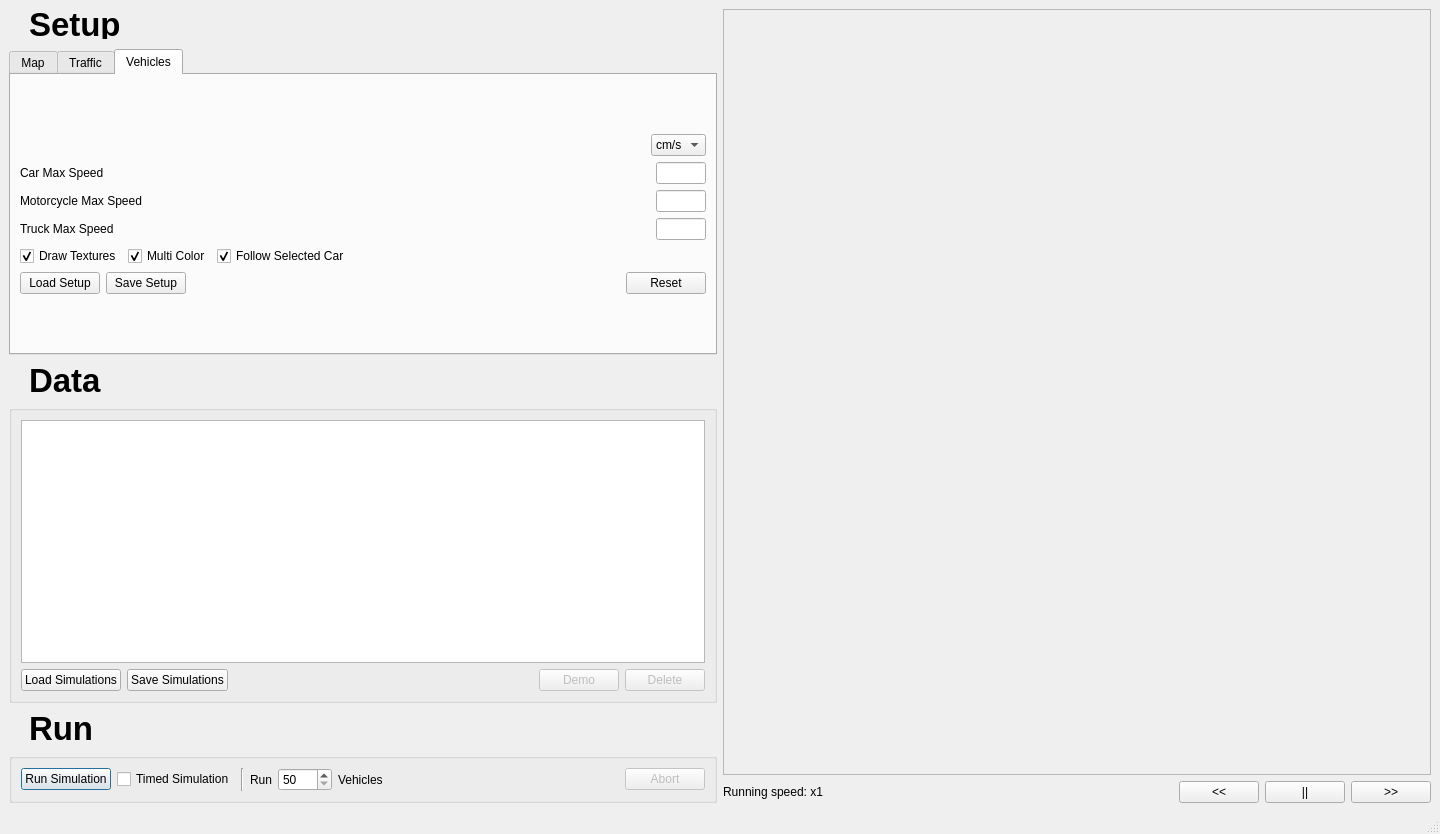
Above: src/UI/mainwindow.ui from samuelarbibe/ai-tms before the change. Below: the same form after it.
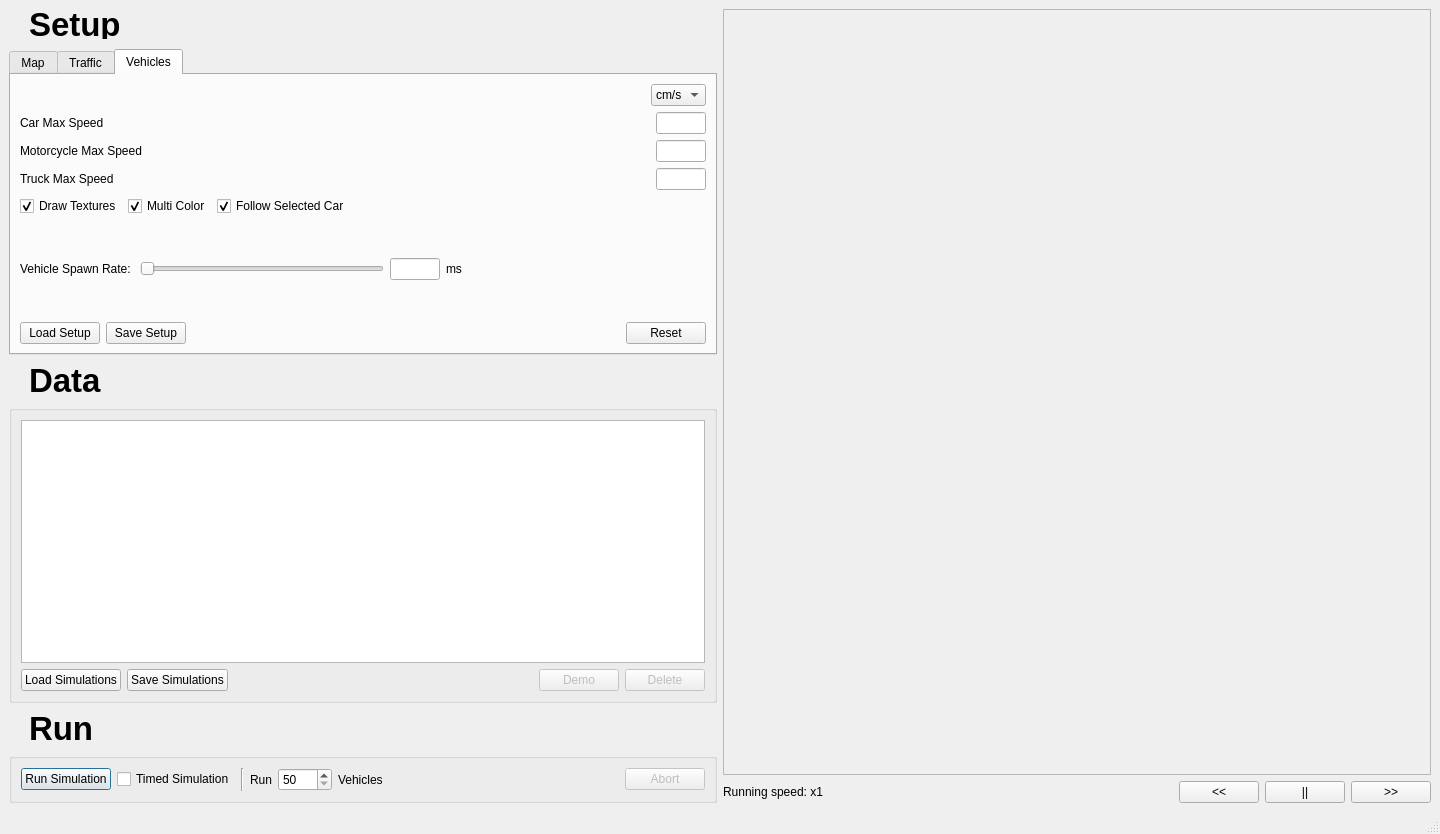
That is the form after the change. The open tabs and pages were chosen to show the change.

Commit message: Vehicle Spawn rate added

```diff
--- a/src/UI/mainwindow.ui
+++ b/src/UI/mainwindow.ui
@@ -87,7 +87,7 @@
            </size>
           </property>
           <property name="currentIndex">
-           <number>0</number>
+           <number>2</number>
           </property>
           <widget class="QWidget" name="MapTab">
            <attribute name="title">
@@ -1282,8 +1282,6 @@
            <attribute name="title">
             <string>Vehicles</string>
            </attribute>
-           <layout class="QGridLayout" name="gridLayout_6">
-            <item row="0" column="0">
              <layout class="QVBoxLayout" name="verticalLayout_3">
               <item>
                <layout class="QHBoxLayout" name="horizontalLayout_17">
@@ -1520,6 +1518,66 @@
                 </item>
                </layout>
               </item>
+            <item>
+             <layout class="QHBoxLayout" name="horizontalLayout_6">
+              <item>
+               <widget class="QLabel" name="label_15">
+                <property name="text">
+                 <string>Vehicle Spawn Rate: </string>
+                </property>
+               </widget>
+              </item>
+              <item>
+               <widget class="QSlider" name="VehicleSpawnRateSlider">
+                <property name="singleStep">
+                 <number>10</number>
+                </property>
+                <property name="orientation">
+                 <enum>Qt::Horizontal</enum>
+                </property>
+               </widget>
+              </item>
+              <item>
+               <widget class="QLineEdit" name="VehicleSpawnRateTextBox">
+                <property name="sizePolicy">
+                 <sizepolicy hsizetype="Fixed" vsizetype="Fixed">
+                  <horstretch>0</horstretch>
+                  <verstretch>0</verstretch>
+                 </sizepolicy>
+                </property>
+                <property name="maximumSize">
+                 <size>
+                  <width>50</width>
+                  <height>16777215</height>
+                 </size>
+                </property>
+                <property name="whatsThis">
+                 <string>Adjust max speed for cars</string>
+                </property>
+               </widget>
+              </item>
+              <item>
+               <widget class="QLabel" name="label_16">
+                <property name="text">
+                 <string>ms</string>
+                </property>
+               </widget>
+              </item>
+              <item>
+               <spacer name="horizontalSpacer_20">
+                <property name="orientation">
+                 <enum>Qt::Horizontal</enum>
+                </property>
+                <property name="sizeHint" stdset="0">
+                 <size>
+                  <width>40</width>
+                  <height>20</height>
+                 </size>
+                </property>
+               </spacer>
+              </item>
+             </layout>
+            </item>
               <item>
                <layout class="QHBoxLayout" name="horizontalLayout_15">
                 <item>
@@ -1574,8 +1632,6 @@
                    <bool>false</bool>
                   </property>
                  </widget>
-                </item>
-               </layout>
               </item>
              </layout>
             </item>
```
Lines whose indentation alone changed are shown as unchanged. The commit also changes 11 other files.
